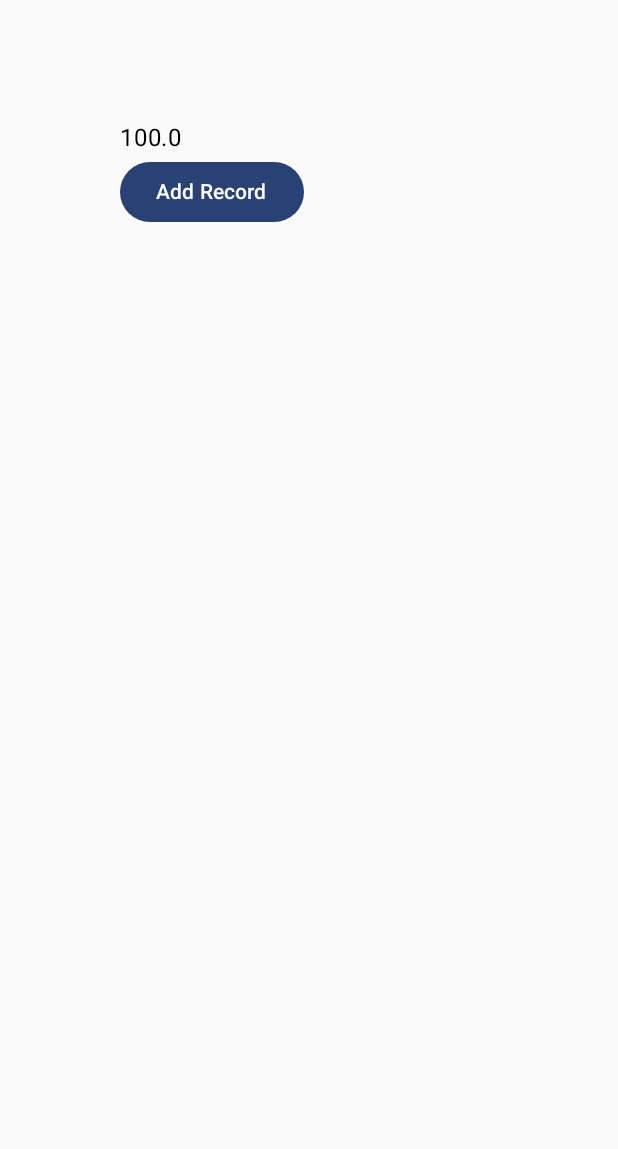
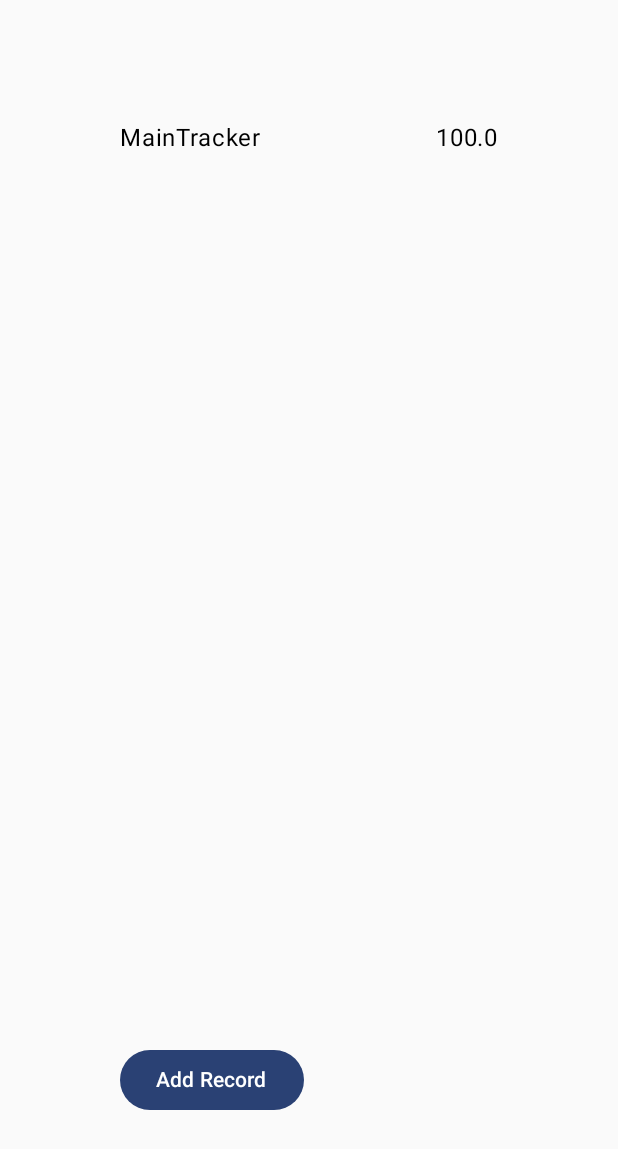
Before and after one commit to Ethanscharlie/Cash-On-Track, an Android app built with Jetpack Compose: the screen it shows after launch (MainActivity), on a phone screen of 412 x 824 dp. Shown: the top 1149 px of the screen. Run offline under Robolectric (Android 15) with nearby library versions, the phone set to English and light mode, and no system bars; libraries missing offline, so code that uses them is left out: androidx.test.core.

Commit message:
Better Balance View UI

```diff
--- a/app/src/main/java/com/example/financemanager/BalanceView.kt
+++ b/app/src/main/java/com/example/financemanager/BalanceView.kt
@@ -1,12 +1,15 @@
 package com.example.financemanager
 
 import androidx.compose.foundation.layout.Column
+import androidx.compose.foundation.layout.Row
+import androidx.compose.foundation.layout.Spacer
 import androidx.compose.foundation.layout.padding
 import androidx.compose.material3.Button
 import androidx.compose.material3.Text
 import androidx.compose.runtime.Composable
 import androidx.compose.ui.Modifier
 import androidx.compose.ui.unit.dp
+import androidx.navigation.NavController
 import androidx.navigation.NavHostController
 import model.Tracker
 
@@ -15,12 +18,43 @@ fun BalanceView(
     navController: NavHostController
 ) {
     Column (Modifier.padding(40.dp)) {
-        Text(Tracker.getBalanceOfTracker("MainTracker").toString())
+        TrackerBalanceList()
+        Spacer(Modifier.weight(1f))
+        Buttons(navController)
+    }
+}
 
-        Button(onClick = {
-            navController.navigate(Screen.Record.name)
-        }) {
-            Text(text = "Add Record")
+@Composable
+fun Buttons(
+    navController: NavHostController
+) {
+    AddNavButton("Add Record", Screen.Record, navController)
+}
+
+@Composable
+fun AddNavButton(text: String,  location: Screen, navController: NavController) {
+    Button(onClick = {
+        navController.navigate(location.name)
+    }) {
+        Text(text = text)
+    }
+}
+
+@Composable
+fun TrackerBalanceList() {
+    Column {
+        val trackerNamesList = Tracker.getAvailableTrackers()
+        for (trackerName in trackerNamesList) {
+            TrackerBalance(trackerName)
         }
     }
 }
+
+@Composable
+fun TrackerBalance(trackerName: String) {
+    Row {
+        Text(trackerName)
+        Spacer(Modifier.weight(1f))
+        Text(Tracker.getBalanceOfTracker(trackerName).toString())
+    }
+}
```
